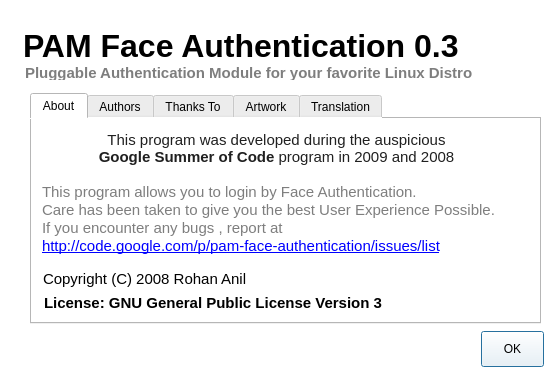
The window that data/ui/uifiles/aboutDialog.ui (WilliamRen/pam-face-authentication) describes before a commit, drawn with Qt 5.
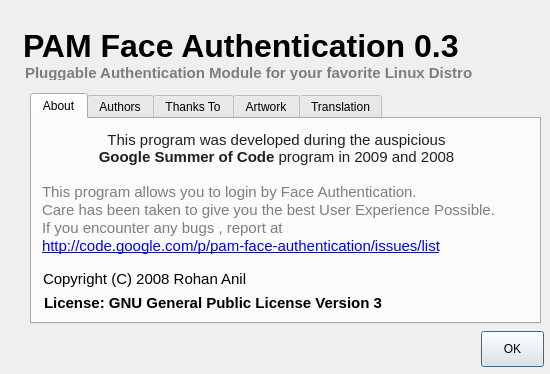
The same window after the commit.

Commit message: Changed UI files , removed custom stylesheets

Patch:
```diff
--- a/data/ui/uifiles/aboutDialog.ui
+++ b/data/ui/uifiles/aboutDialog.ui
@@ -28,9 +28,6 @@
   <property name="windowTitle">
    <string>About the Software \m/</string>
   </property>
-  <property name="styleSheet">
-   <string>background-color: rgb(255, 255, 255);</string>
-  </property>
   <property name="modal">
    <bool>true</bool>
   </property>
```
Left out of the diff: 3 changed lines with no effect on the pictures. The commit also changes 7 other files.
